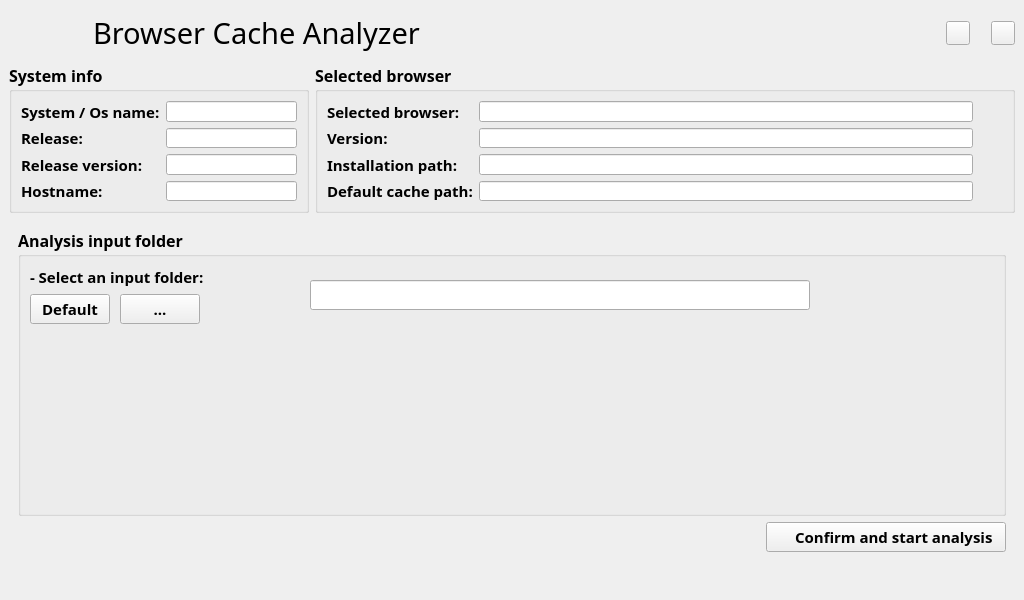
Above: gui/browser_cache_analyzer_gui.ui from gabrieledenardis/BrowserCacheAnalyzere_old before the change. Below: the same form after it.
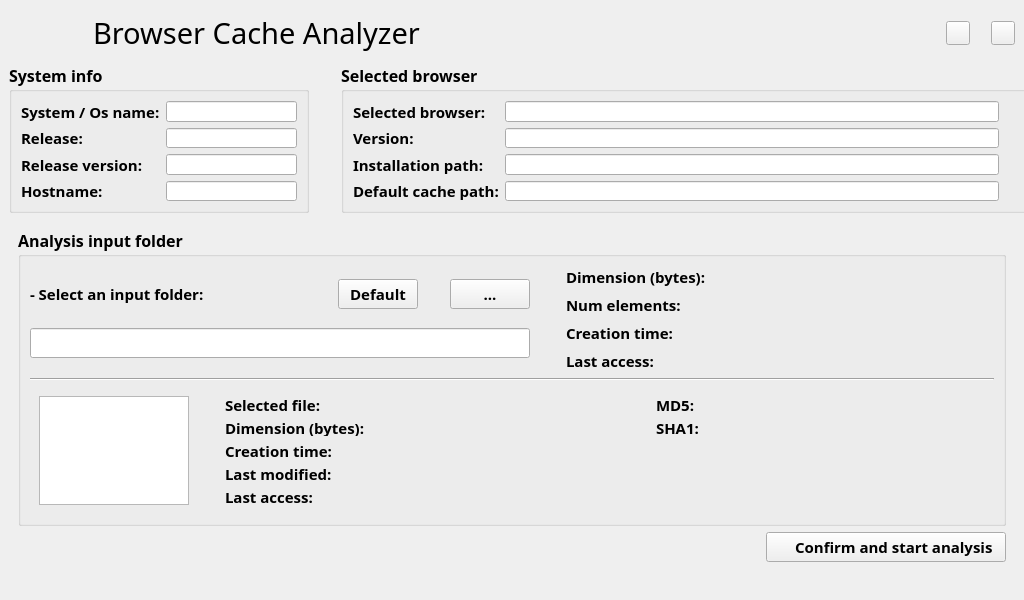
That is the form after the change. The open tabs and pages were chosen to show the change. Icons and pictures are not drawn.

Commit message: Refactor folder choice screen

Diff of the .ui file:
```diff
--- a/gui/browser_cache_analyzer_gui.ui
+++ b/gui/browser_cache_analyzer_gui.ui
@@ -802,7 +802,7 @@
        </layout>
       </widget>
       <widget class="QWidget" name="page_3">
-       <layout class="QGridLayout" name="gridLayout_15">
+       <layout class="QGridLayout" name="gridLayout_22">
         <item row="0" column="0">
          <widget class="QGroupBox" name="groupBox_analysis_folder">
           <property name="font">
@@ -816,12 +816,12 @@
           <property name="title">
            <string>Analysis input folder </string>
           </property>
-          <layout class="QGridLayout" name="gridLayout_13">
+          <layout class="QGridLayout" name="gridLayout_24">
            <item row="0" column="0">
             <layout class="QGridLayout" name="gridLayout_16">
              <item row="0" column="0">
-              <layout class="QGridLayout" name="gridLayout_14">
-               <item row="0" column="0" colspan="2">
+              <layout class="QGridLayout" name="gridLayout_13">
+               <item row="0" column="0">
                 <widget class="QLabel" name="label_11">
                  <property name="font">
                   <font>
@@ -835,7 +835,7 @@
                  </property>
                 </widget>
                </item>
-               <item row="1" column="0">
+               <item row="0" column="1">
                 <widget class="QPushButton" name="button_analyze_default_path">
                  <property name="sizePolicy">
                   <sizepolicy hsizetype="Fixed" vsizetype="Fixed">
@@ -868,7 +868,23 @@
                  </property>
                 </widget>
                </item>
-               <item row="1" column="1">
+               <item row="0" column="2">
+                <spacer name="horizontalSpacer_8">
+                 <property name="orientation">
+                  <enum>Qt::Horizontal</enum>
+                 </property>
+                 <property name="sizeType">
+                  <enum>QSizePolicy::Fixed</enum>
+                 </property>
+                 <property name="sizeHint" stdset="0">
+                  <size>
+                   <width>20</width>
+                   <height>20</height>
+                  </size>
+                 </property>
+                </spacer>
+               </item>
+               <item row="0" column="3">
                 <widget class="QPushButton" name="button_analyze_other_path">
                  <property name="sizePolicy">
                   <sizepolicy hsizetype="Fixed" vsizetype="Fixed">
@@ -901,49 +917,216 @@
                  </property>
                 </widget>
                </item>
+               <item row="1" column="0" colspan="4">
+                <widget class="QLineEdit" name="line_analysis_input_path">
+                 <property name="sizePolicy">
+                  <sizepolicy hsizetype="Fixed" vsizetype="Fixed">
+                   <horstretch>0</horstretch>
+                   <verstretch>0</verstretch>
+                  </sizepolicy>
+                 </property>
+                 <property name="minimumSize">
+                  <size>
+                   <width>500</width>
+                   <height>30</height>
+                  </size>
+                 </property>
+                 <property name="maximumSize">
+                  <size>
+                   <width>500</width>
+                   <height>30</height>
+                  </size>
+                 </property>
+                 <property name="font">
+                  <font>
+                   <pointsize>11</pointsize>
+                   <weight>50</weight>
+                   <bold>false</bold>
+                  </font>
+                 </property>
+                </widget>
+               </item>
               </layout>
              </item>
              <item row="0" column="2">
-              <widget class="QLineEdit" name="line_analysis_input_path">
-               <property name="sizePolicy">
-                <sizepolicy hsizetype="Fixed" vsizetype="Fixed">
-                 <horstretch>0</horstretch>
-                 <verstretch>0</verstretch>
-                </sizepolicy>
-               </property>
-               <property name="minimumSize">
-                <size>
-                 <width>500</width>
-                 <height>0</height>
-                </size>
-               </property>
-               <property name="maximumSize">
-                <size>
-                 <width>500</width>
-                 <height>16777215</height>
-                </size>
-               </property>
-               <property name="font">
-                <font>
-                 <pointsize>11</pointsize>
-                 <weight>50</weight>
-                 <bold>false</bold>
-                </font>
-               </property>
-              </widget>
-             </item>
-             <item row="0" column="3">
-              <spacer name="horizontalSpacer_8">
-               <property name="orientation">
-                <enum>Qt::Horizontal</enum>
-               </property>
-               <property name="sizeHint" stdset="0">
-                <size>
-                 <width>40</width>
-                 <height>20</height>
-                </size>
-               </property>
-              </spacer>
+              <layout class="QGridLayout" name="gridLayout_15">
+               <item row="2" column="0">
+                <widget class="QLabel" name="label_13">
+                 <property name="font">
+                  <font>
+                   <pointsize>11</pointsize>
+                  </font>
+                 </property>
+                 <property name="text">
+                  <string>Creation time:</string>
+                 </property>
+                </widget>
+               </item>
+               <item row="3" column="1">
+                <widget class="QLabel" name="label_folder_last_access">
+                 <property name="sizePolicy">
+                  <sizepolicy hsizetype="Fixed" vsizetype="Preferred">
+                   <horstretch>0</horstretch>
+                   <verstretch>0</verstretch>
+                  </sizepolicy>
+                 </property>
+                 <property name="minimumSize">
+                  <size>
+                   <width>275</width>
+                   <height>0</height>
+                  </size>
+                 </property>
+                 <property name="maximumSize">
+                  <size>
+                   <width>275</width>
+                   <height>16777215</height>
+                  </size>
+                 </property>
+                 <property name="font">
+                  <font>
+                   <pointsize>11</pointsize>
+                   <weight>50</weight>
+                   <bold>false</bold>
+                  </font>
+                 </property>
+                 <property name="text">
+                  <string/>
+                 </property>
+                </widget>
+               </item>
+               <item row="2" column="1">
+                <widget class="QLabel" name="label_folder_creation_time">
+                 <property name="sizePolicy">
+                  <sizepolicy hsizetype="Fixed" vsizetype="Preferred">
+                   <horstretch>0</horstretch>
+                   <verstretch>0</verstretch>
+                  </sizepolicy>
+                 </property>
+                 <property name="minimumSize">
+                  <size>
+                   <width>275</width>
+                   <height>0</height>
+                  </size>
+                 </property>
+                 <property name="maximumSize">
+                  <size>
+                   <width>275</width>
+                   <height>16777215</height>
+                  </size>
+                 </property>
+                 <property name="font">
+                  <font>
+                   <pointsize>11</pointsize>
+                   <weight>50</weight>
+                   <bold>false</bold>
+                  </font>
+                 </property>
+                 <property name="text">
+                  <string/>
+                 </property>
+                </widget>
+               </item>
+               <item row="0" column="0">
+                <widget class="QLabel" name="label_12">
+                 <property name="font">
+                  <font>
+                   <pointsize>11</pointsize>
+                  </font>
+                 </property>
+                 <property name="text">
+                  <string>Dimension (bytes):</string>
+                 </property>
+                </widget>
+               </item>
+               <item row="3" column="0">
+                <widget class="QLabel" name="label_14">
+                 <property name="font">
+                  <font>
+                   <pointsize>11</pointsize>
+                  </font>
+                 </property>
+                 <property name="text">
+                  <string>Last access:</string>
+                 </property>
+                </widget>
+               </item>
+               <item row="1" column="1">
+                <widget class="QLabel" name="label_folder_num_elements">
+                 <property name="sizePolicy">
+                  <sizepolicy hsizetype="Fixed" vsizetype="Preferred">
+                   <horstretch>0</horstretch>
+                   <verstretch>0</verstretch>
+                  </sizepolicy>
+                 </property>
+                 <property name="minimumSize">
+                  <size>
+                   <width>275</width>
+                   <height>0</height>
+                  </size>
+                 </property>
+                 <property name="maximumSize">
+                  <size>
+                   <width>275</width>
+                   <height>16777215</height>
+                  </size>
+                 </property>
+                 <property name="font">
+                  <font>
+                   <pointsize>11</pointsize>
+                   <weight>50</weight>
+                   <bold>false</bold>
+                  </font>
+                 </property>
+                 <property name="text">
+                  <string/>
+                 </property>
+                </widget>
+               </item>
+               <item row="0" column="1">
+                <widget class="QLabel" name="label_folder_dimension">
+                 <property name="sizePolicy">
+                  <sizepolicy hsizetype="Fixed" vsizetype="Preferred">
+                   <horstretch>0</horstretch>
+                   <verstretch>0</verstretch>
+                  </sizepolicy>
+                 </property>
+                 <property name="minimumSize">
+                  <size>
+                   <width>275</width>
+                   <height>0</height>
+                  </size>
+                 </property>
+                 <property name="maximumSize">
+                  <size>
+                   <width>275</width>
+                   <height>16777215</height>
+                  </size>
+                 </property>
+                 <property name="font">
+                  <font>
+                   <pointsize>11</pointsize>
+                   <weight>50</weight>
+                   <bold>false</bold>
+                  </font>
+                 </property>
+                 <property name="text">
+                  <string/>
+                 </property>
+                </widget>
+               </item>
+               <item row="1" column="0">
+                <widget class="QLabel" name="label_15">
+                 <property name="font">
+                  <font>
+                   <pointsize>11</pointsize>
+                  </font>
+                 </property>
+                 <property name="text">
+                  <string>Num elements:</string>
+                 </property>
+                </widget>
+               </item>
+              </layout>
              </item>
              <item row="0" column="1">
               <spacer name="horizontalSpacer_7">
@@ -955,7 +1138,7 @@
                </property>
                <property name="sizeHint" stdset="0">
                 <size>
-                 <width>100</width>
+                 <width>30</width>
                  <height>20</height>
                 </size>
                </property>
@@ -964,17 +1147,383 @@
             </layout>
            </item>
            <item row="1" column="0">
-            <spacer name="verticalSpacer_6">
+            <widget class="Line" name="line">
              <property name="orientation">
-              <enum>Qt::Vertical</enum>
+              <enum>Qt::Horizontal</enum>
              </property>
-             <property name="sizeHint" stdset="0">
-              <size>
-               <width>20</width>
-               <height>170</height>
-              </size>
-             </property>
-            </spacer>
+            </widget>
+           </item>
+           <item row="2" column="0">
+            <widget class="QWidget" name="widget_selected_file_info" native="true">
+             <layout class="QGridLayout" name="gridLayout_23">
+              <item row="0" column="0">
+               <layout class="QGridLayout" name="gridLayout_21">
+                <item row="0" column="0">
+                 <widget class="QListWidget" name="list_input_folder">
+                  <property name="sizePolicy">
+                   <sizepolicy hsizetype="Fixed" vsizetype="Expanding">
+                    <horstretch>0</horstretch>
+                    <verstretch>0</verstretch>
+                   </sizepolicy>
+                  </property>
+                  <property name="minimumSize">
+                   <size>
+                    <width>150</width>
+                    <height>0</height>
+                   </size>
+                  </property>
+                  <property name="maximumSize">
+                   <size>
+                    <width>150</width>
+                    <height>16777215</height>
+                   </size>
+                  </property>
+                 </widget>
+                </item>
+                <item row="0" column="1">
+                 <spacer name="horizontalSpacer_12">
+                  <property name="orientation">
+                   <enum>Qt::Horizontal</enum>
+                  </property>
+                  <property name="sizeType">
+                   <enum>QSizePolicy::Fixed</enum>
+                  </property>
+                  <property name="sizeHint" stdset="0">
+                   <size>
+                    <width>30</width>
+                    <height>20</height>
+                   </size>
+                  </property>
+                 </spacer>
+                </item>
+                <item row="0" column="2">
+                 <layout class="QGridLayout" name="gridLayout_14">
+                  <item row="0" column="0">
+                   <widget class="QLabel" name="label_17">
+                    <property name="font">
+                     <font>
+                      <pointsize>11</pointsize>
+                     </font>
+                    </property>
+                    <property name="text">
+                     <string>Selected file:</string>
+                    </property>
+                   </widget>
+                  </item>
+                  <item row="0" column="1">
+                   <widget class="QLabel" name="label_file_selected">
+                    <property name="sizePolicy">
+                     <sizepolicy hsizetype="Fixed" vsizetype="Preferred">
+                      <horstretch>0</horstretch>
+                      <verstretch>0</verstretch>
+                     </sizepolicy>
+                    </property>
+                    <property name="minimumSize">
+                     <size>
+                      <width>300</width>
+                      <height>0</height>
+                     </size>
+                    </property>
+                    <property name="maximumSize">
+                     <size>
+                      <width>300</width>
+                      <height>16777215</height>
+                     </size>
+                    </property>
+                    <property name="font">
+                     <font>
+                      <pointsize>11</pointsize>
+                      <weight>50</weight>
+                      <bold>false</bold>
+                     </font>
+                    </property>
+                    <property name="text">
+                     <string/>
+                    </property>
+                   </widget>
+                  </item>
+                  <item row="0" column="2">
+                   <widget class="QLabel" name="label_22">
+                    <property name="font">
+                     <font>
+                      <pointsize>11</pointsize>
+                      <weight>75</weight>
+                      <bold>true</bold>
+                     </font>
+                    </property>
+                    <property name="text">
+                     <string>MD5:</string>
+                    </property>
+                   </widget>
+                  </item>
+                  <item row="0" column="3">
+                   <widget class="QLabel" name="label_file_md5">
+                    <property name="sizePolicy">
+                     <sizepolicy hsizetype="Fixed" vsizetype="Preferred">
+                      <horstretch>0</horstretch>
+                      <verstretch>0</verstretch>
+                     </sizepolicy>
+                    </property>
+                    <property name="minimumSize">
+                     <size>
+                      <width>300</width>
+                      <height>0</height>
+                     </size>
+                    </property>
+                    <property name="maximumSize">
+                     <size>
+                      <width>300</width>
+                      <height>16777215</height>
+                     </size>
+                    </property>
+                    <property name="font">
+                     <font>
+                      <pointsize>11</pointsize>
+                      <weight>50</weight>
+                      <bold>false</bold>
+                     </font>
+                    </property>
+                    <property name="text">
+                     <string/>
+                    </property>
+                   </widget>
+                  </item>
+                  <item row="1" column="0">
+                   <widget class="QLabel" name="label_16">
+                    <property name="font">
+                     <font>
+                      <pointsize>11</pointsize>
+                      <weight>75</weight>
+                      <bold>true</bold>
+                     </font>
+                    </property>
+                    <property name="text">
+                     <string>Dimension (bytes):</string>
+                    </property>
+                   </widget>
+                  </item>
+                  <item row="1" column="1">
+                   <widget class="QLabel" name="label_file_dimension">
+                    <property name="sizePolicy">
+                     <sizepolicy hsizetype="Fixed" vsizetype="Preferred">
+                      <horstretch>0</horstretch>
+                      <verstretch>0</verstretch>
+                     </sizepolicy>
+                    </property>
+                    <property name="minimumSize">
+                     <size>
+                      <width>300</width>
+                      <height>0</height>
+                     </size>
+                    </property>
+                    <property name="maximumSize">
+                     <size>
+                      <width>300</width>
+                      <height>16777215</height>
+                     </size>
+                    </property>
+                    <property name="font">
+                     <font>
+                      <pointsize>11</pointsize>
+                      <weight>50</weight>
+                      <bold>false</bold>
+                     </font>
+                    </property>
+                    <property name="text">
+                     <string/>
+                    </property>
+                   </widget>
+                  </item>
+                  <item row="1" column="2">
+                   <widget class="QLabel" name="label_21">
+                    <property name="font">
+                     <font>
+                      <pointsize>11</pointsize>
+                      <weight>75</weight>
+                      <bold>true</bold>
+                     </font>
+                    </property>
+                    <property name="text">
+                     <string>SHA1:</string>
+                    </property>
+                   </widget>
+                  </item>
+                  <item row="1" column="3">
+                   <widget class="QLabel" name="label_file_sha1">
+                    <property name="sizePolicy">
+                     <sizepolicy hsizetype="Fixed" vsizetype="Preferred">
+                      <horstretch>0</horstretch>
+                      <verstretch>0</verstretch>
+                     </sizepolicy>
+                    </property>
+                    <property name="minimumSize">
+                     <size>
+                      <width>300</width>
+                      <height>0</height>
+                     </size>
+                    </property>
+                    <property name="maximumSize">
+                     <size>
+                      <width>300</width>
+                      <height>16777215</height>
+                     </size>
+                    </property>
+                    <property name="font">
+                     <font>
+                      <pointsize>11</pointsize>
+                      <weight>50</weight>
+                      <bold>false</bold>
+                     </font>
+                    </property>
+                    <property name="text">
+                     <string/>
+                    </property>
+                   </widget>
+                  </item>
+                  <item row="2" column="0">
+                   <widget class="QLabel" name="label_20">
+                    <property name="font">
+                     <font>
+                      <pointsize>11</pointsize>
+                      <weight>75</weight>
+                      <bold>true</bold>
+                     </font>
+                    </property>
+                    <property name="text">
+                     <string>Creation time:</string>
+                    </property>
+                   </widget>
+                  </item>
+                  <item row="2" column="1">
+                   <widget class="QLabel" name="label_file_creation_time">
+                    <property name="sizePolicy">
+                     <sizepolicy hsizetype="Fixed" vsizetype="Preferred">
+                      <horstretch>0</horstretch>
+                      <verstretch>0</verstretch>
+                     </sizepolicy>
+                    </property>
+                    <property name="minimumSize">
+                     <size>
+                      <width>300</width>
+                      <height>0</height>
+                     </size>
+                    </property>
+                    <property name="maximumSize">
+                     <size>
+                      <width>300</width>
+                      <height>16777215</height>
+                     </size>
+                    </property>
+                    <property name="font">
+                     <font>
+                      <pointsize>11</pointsize>
+                      <weight>50</weight>
+                      <bold>false</bold>
+                     </font>
+                    </property>
+                    <property name="text">
+                     <string/>
+                    </property>
+                   </widget>
+                  </item>
+                  <item row="3" column="0">
+                   <widget class="QLabel" name="label_19">
+                    <property name="font">
+                     <font>
+                      <pointsize>11</pointsize>
+                      <weight>75</weight>
+                      <bold>true</bold>
+                     </font>
+                    </property>
+                    <property name="text">
+                     <string>Last modified:</string>
+                    </property>
+                   </widget>
+                  </item>
+                  <item row="3" column="1">
+                   <widget class="QLabel" name="label_file_last_modified">
+                    <property name="sizePolicy">
+                     <sizepolicy hsizetype="Fixed" vsizetype="Preferred">
+                      <horstretch>0</horstretch>
+                      <verstretch>0</verstretch>
+                     </sizepolicy>
+                    </property>
+                    <property name="minimumSize">
+                     <size>
+                      <width>300</width>
+                      <height>0</height>
+                     </size>
+                    </property>
+                    <property name="maximumSize">
+                     <size>
+                      <width>300</width>
+                      <height>16777215</height>
+                     </size>
+                    </property>
+                    <property name="font">
+                     <font>
+                      <pointsize>11</pointsize>
+                      <weight>50</weight>
+                      <bold>false</bold>
+                     </font>
+                    </property>
+                    <property name="text">
+                     <string/>
+                    </property>
+                   </widget>
+                  </item>
+                  <item row="4" column="0">
+                   <widget class="QLabel" name="label_18">
+                    <property name="font">
+                     <font>
+                      <pointsize>11</pointsize>
+                      <weight>75</weight>
+                      <bold>true</bold>
+                     </font>
+                    </property>
+                    <property name="text">
+                     <string>Last access:</string>
+                    </property>
+                   </widget>
+                  </item>
+                  <item row="4" column="1">
+                   <widget class="QLabel" name="label_file_last_access">
+                    <property name="sizePolicy">
+                     <sizepolicy hsizetype="Fixed" vsizetype="Preferred">
+                      <horstretch>0</horstretch>
+                      <verstretch>0</verstretch>
+                     </sizepolicy>
+                    </property>
+                    <property name="minimumSize">
+                     <size>
+                      <width>300</width>
+                      <height>0</height>
+                     </size>
+                    </property>
+                    <property name="maximumSize">
+                     <size>
+                      <width>300</width>
+                      <height>16777215</height>
+                     </size>
+                    </property>
+                    <property name="font">
+                     <font>
+                      <pointsize>11</pointsize>
+                      <weight>50</weight>
+                      <bold>false</bold>
+                     </font>
+                    </property>
+                    <property name="text">
+                     <string/>
+                    </property>
+                   </widget>
+                  </item>
+                 </layout>
+                </item>
+               </layout>
+              </item>
+             </layout>
+            </widget>
            </item>
           </layout>
           <zorder>button_confirm_analysis</zorder>
@@ -990,6 +1539,22 @@
           <zorder>horizontalSpacer_7</zorder>
          </widget>
         </item>
+        <item row="2" column="0">
+         <spacer name="verticalSpacer_7">
+          <property name="orientation">
+           <enum>Qt::Vertical</enum>
+          </property>
+          <property name="sizeType">
+           <enum>QSizePolicy::Fixed</enum>
+          </property>
+          <property name="sizeHint" stdset="0">
+           <size>
+            <width>20</width>
+            <height>20</height>
+           </size>
+          </property>
+         </spacer>
+        </item>
         <item row="1" column="0">
          <layout class="QGridLayout" name="gridLayout_17">
           <item row="0" column="0">
@@ -1053,22 +1618,6 @@
           </item>
          </layout>
         </item>
-        <item row="2" column="0">
-         <spacer name="verticalSpacer_7">
-          <property name="orientation">
-           <enum>Qt::Vertical</enum>
-          </property>
-          <property name="sizeType">
-           <enum>QSizePolicy::Fixed</enum>
-          </property>
-          <property name="sizeHint" stdset="0">
-           <size>
-            <width>20</width>
-            <height>30</height>
-           </size>
-          </property>
-         </spacer>
-        </item>
        </layout>
       </widget>
       <widget class="QWidget" name="page_4">
```
Left out of the diff: 137 changed lines with no effect on the pictures. The commit also changes 5 other files.
